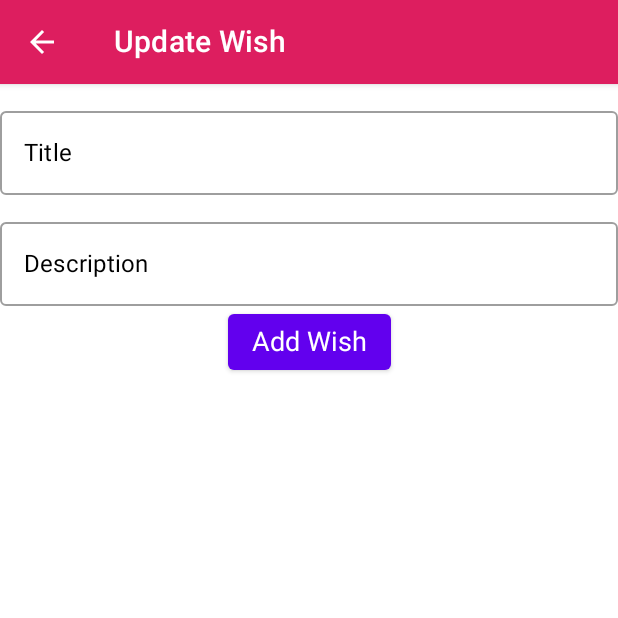
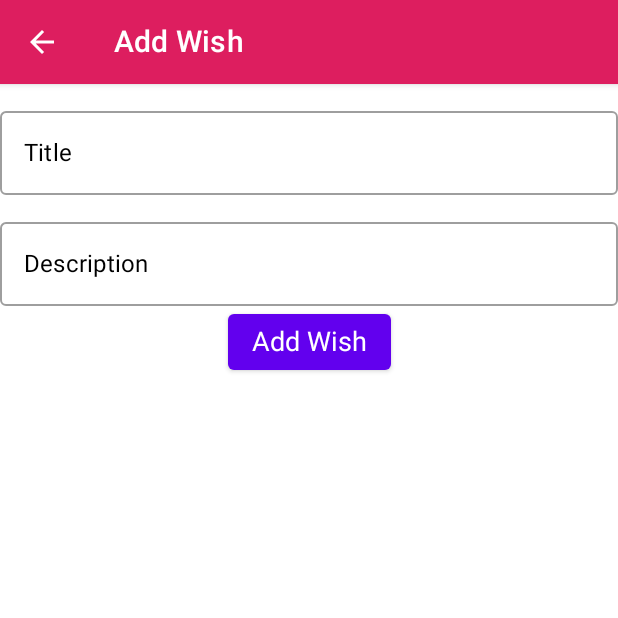
Before and after one commit to nagmabano/wishlist-app, an Android app built with Jetpack Compose: the AddEditDetailView screen opened through its navigation route, on a phone screen of 412 x 824 dp, the top half of it. Run offline under Robolectric (Android 15) with nearby library versions, the phone set to English and light mode, and no system bars.

Commit message:
adding navigation for item click action

```diff
--- a/app/src/main/java/com/nagma/mywishlistapp/AddEditDetailView.kt
+++ b/app/src/main/java/com/nagma/mywishlistapp/AddEditDetailView.kt
@@ -33,9 +33,9 @@ fun AddEditDetailView(
     Scaffold(
         topBar = {
             AppBarView(title =
-            if (id != 0L) stringResource(R.string.add_wish)
-            else stringResource(R.string.update_wish)
-        )
+            if (id != 0L) stringResource(id = R.string.update_wish)
+            else stringResource(id = R.string.add_wish)
+        ) {navController.navigateUp()}
         }) {
         Column(modifier = Modifier
             .padding(it)
--- a/app/src/main/java/com/nagma/mywishlistapp/HomeView.kt
+++ b/app/src/main/java/com/nagma/mywishlistapp/HomeView.kt
@@ -58,7 +58,7 @@ fun HomeView(
             .padding(it)) {
             items(DummyWish.wishList) {
                 wish -> WishItem(wish = wish) {
-
+                navController.navigate(Screen.AddScreen.route)
               }
             }
 
```
